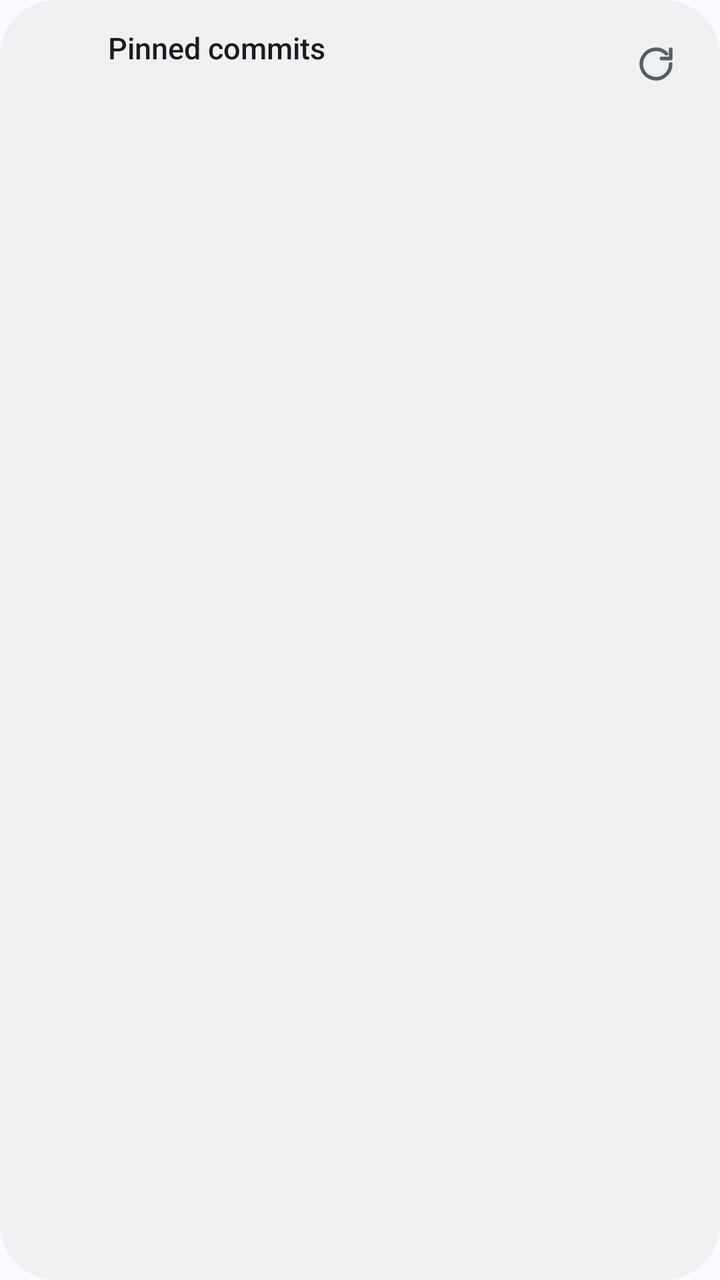
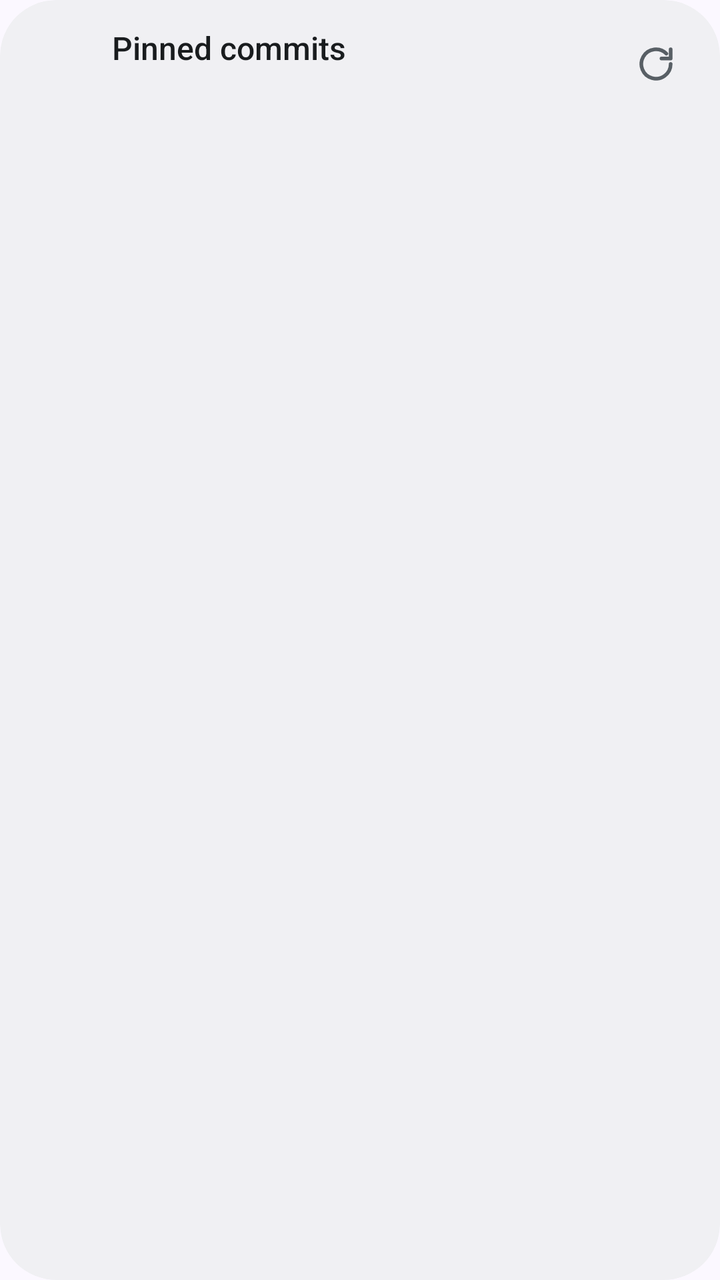

Screens rendered from an Android XML layout before and after an edit, with the pre-edit source and the edit as a unified diff.
<!-- AndroidManifest.xml: application theme AppTheme -->
<!-- res/layout/widget.xml -->
<?xml version="1.0" encoding="utf-8"?>
<LinearLayout xmlns:android="http://schemas.android.com/apk/res/android"
    android:id="@android:id/background"
    android:layout_width="match_parent"
    android:layout_height="match_parent"
    android:background="@drawable/widget_bg"
    android:clipToOutline="true"
    android:orientation="vertical"
    android:padding="12dp">

    <LinearLayout
        android:id="@+id/header"
        android:layout_width="match_parent"
        android:layout_height="wrap_content"
        android:gravity="center_vertical"
        android:minHeight="40dp"
        android:orientation="horizontal"
        android:paddingStart="6dp">

        <ImageView
            android:layout_width="26dp"
            android:layout_height="26dp"
            android:layout_marginEnd="10dp"
            android:importantForAccessibility="no"
            android:src="@mipmap/ic_launcher" />

        <LinearLayout
            android:layout_width="0dp"
            android:layout_height="wrap_content"
            android:layout_weight="1"
            android:orientation="vertical">

            <TextView
                android:layout_width="wrap_content"
                android:layout_height="wrap_content"
                android:fontFamily="sans-serif-medium"
                android:text="@string/widget_title"
                android:textColor="@color/widget_text"
                android:textSize="15sp" />

            <TextView
                android:id="@+id/subtitle"
                android:layout_width="wrap_content"
                android:layout_height="wrap_content"
                android:ellipsize="end"
                android:maxLines="1"
                android:textColor="@color/widget_text_muted"
                android:textSize="12sp" />
        </LinearLayout>

        <ImageButton
            android:id="@+id/refresh"
            android:layout_width="40dp"
            android:layout_height="40dp"
            android:background="?android:attr/selectableItemBackgroundBorderless"
            android:contentDescription="@string/refresh"
            android:src="@drawable/ic_refresh" />
    </LinearLayout>

    <FrameLayout
        android:layout_width="match_parent"
        android:layout_height="0dp"
        android:layout_marginTop="8dp"
        android:layout_weight="1">

        <ListView
            android:id="@+id/list"
            android:layout_width="match_parent"
            android:layout_height="match_parent"
            android:divider="@null"
            android:dividerHeight="0dp"
            android:scrollbars="none" />

        <TextView
            android:id="@+id/empty"
            android:layout_width="match_parent"
            android:layout_height="match_parent"
            android:gravity="center"
            android:padding="12dp"
            android:textColor="@color/widget_text_muted"
            android:textSize="14sp" />
    </FrameLayout>
</LinearLayout>
<!-- resources referenced by this layout -->
<resources>
  <color name="widget_text">@android:color/system_neutral1_900</color>
  <color name="widget_text_muted">@android:color/system_neutral2_600</color>
  <!-- drawable ic_refresh (drawable) -->
  <vector xmlns:android="http://schemas.android.com/apk/res/android"
      android:width="22dp" android:height="22dp" android:viewportWidth="24" android:viewportHeight="24">
      <path android:pathData="M20,12a8,8 0,1 1,-2.34 -5.66M20,4v5h-5"
          android:strokeColor="@color/widget_text_muted" android:strokeWidth="2"
          android:strokeLineCap="round" android:strokeLineJoin="round" />
  </vector>
  <!-- drawable widget_bg (drawable) -->
  <?xml version="1.0" encoding="utf-8"?>
  <shape xmlns:android="http://schemas.android.com/apk/res/android">
      <solid android:color="@color/widget_bg" />
      <corners android:radius="@android:dimen/system_app_widget_background_radius" />
  </shape>
  <!-- mipmap ic_launcher (mipmap-anydpi-v26) -->
  <?xml version="1.0" encoding="utf-8"?>
  <adaptive-icon xmlns:android="http://schemas.android.com/apk/res/android">
      <background android:drawable="@drawable/ic_launcher_background" />
      <foreground android:drawable="@drawable/ic_launcher_foreground" />
      <monochrome android:drawable="@drawable/ic_launcher_monochrome" />
  </adaptive-icon>
  <string name="refresh">Refresh</string>
  <string name="widget_title">Pinned commits</string>
  <style name="AppTheme" parent="android:Theme.Material.Light.NoActionBar">
          <item name="android:windowBackground">@color/app_bg</item>
      </style>
  <color name="widget_bg">@android:color/system_neutral1_50</color>
  <!-- drawable ic_launcher_background (drawable) -->
  <shape xmlns:android="http://schemas.android.com/apk/res/android">
      <gradient android:angle="315" android:startColor="@color/icon_bg_start" android:endColor="@color/icon_bg_end" />
  </shape>
  <!-- drawable ic_launcher_monochrome (drawable) -->
  <vector xmlns:android="http://schemas.android.com/apk/res/android"
      android:width="108dp" android:height="108dp" android:viewportWidth="108" android:viewportHeight="108">
      <group android:scaleX="0.16" android:scaleY="0.16" android:translateX="13.04" android:translateY="13.04">
          <path android:pathData="M196,96v320" android:strokeColor="#ffffff" android:strokeWidth="30" android:strokeLineCap="round" />
          <path android:pathData="M196,300c0,-70 120,-60 120,-130" android:strokeColor="#ffffff" android:strokeWidth="30" android:strokeLineCap="round" />
          <path android:pathData="M144,140a52,52 0,1 0,104 0a52,52 0,1 0,-104 0z" android:fillColor="#ffffff" />
          <path android:pathData="M144,372a52,52 0,1 0,104 0a52,52 0,1 0,-104 0z" android:fillColor="#ffffff" />
          <path android:pathData="M278,160a38,38 0,1 0,76 0a38,38 0,1 0,-76 0z" android:fillColor="#ffffff" />
      </group>
  </vector>
  <color name="app_bg">#fbf8ff</color>
  <color name="icon_bg_start">#7b6cff</color>
  <color name="icon_bg_end">#4338ca</color>
  <!-- unchanged entries left out for length: 1 -->
</resources>

<!-- the commit's change to res/layout/widget.xml (unified diff, before → after) -->
@@ -6,7 +6,9 @@
     android:background="@drawable/widget_bg"
     android:clipToOutline="true"
     android:orientation="vertical"
-    android:padding="12dp">
+    android:paddingHorizontal="12dp"
+    android:paddingTop="12dp"
+    android:paddingBottom="6dp">
 
     <LinearLayout
         android:id="@+id/header"
@@ -15,7 +17,8 @@
         android:gravity="center_vertical"
         android:minHeight="40dp"
         android:orientation="horizontal"
-        android:paddingStart="6dp">
+        android:paddingStart="8dp"
+        android:paddingBottom="6dp">
 
         <ImageView
             android:layout_width="26dp"
@@ -31,12 +34,15 @@
             android:orientation="vertical">
 
             <TextView
+                android:id="@+id/title"
                 android:layout_width="wrap_content"
                 android:layout_height="wrap_content"
+                android:ellipsize="end"
+                android:maxLines="1"
                 android:fontFamily="sans-serif-medium"
                 android:text="@string/widget_title"
                 android:textColor="@color/widget_text"
-                android:textSize="15sp" />
+                android:textSize="16sp" />
 
             <TextView
                 android:id="@+id/subtitle"
@@ -60,7 +66,6 @@
     <FrameLayout
         android:layout_width="match_parent"
         android:layout_height="0dp"
-        android:layout_marginTop="8dp"
         android:layout_weight="1">
 
         <ListView
